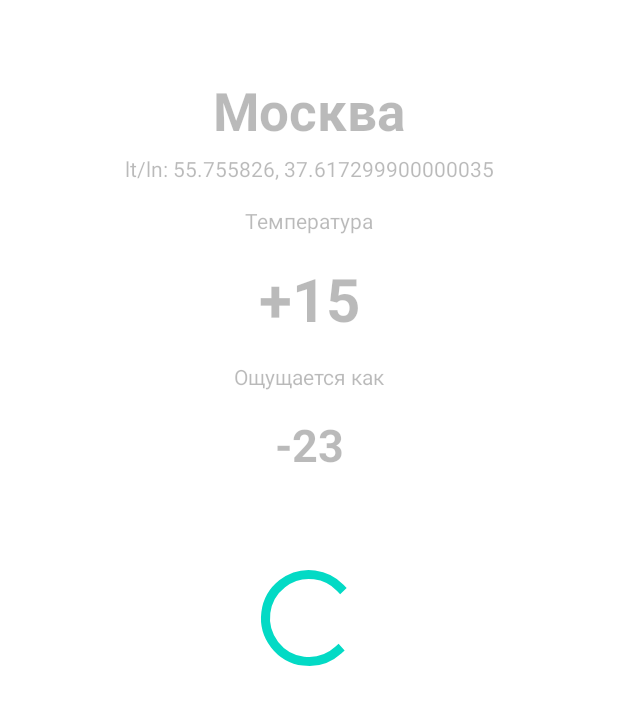
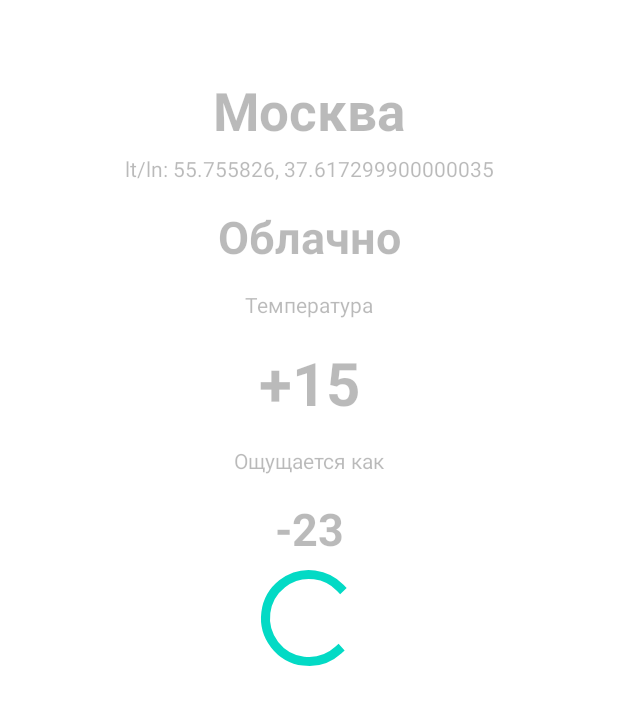
Before and after one commit to Evgeniy16312/MyWeatherApp, an Android app: the layout fragment_details.xml on its own in the app's theme, with its tools: preview values and no code run, on a phone screen of 412 x 824 dp. Shown: the top 705 px of the screen. Run offline under Robolectric (Android 15) with nearby library versions, the phone set to English and light mode, and no system bars.

Commit message:
MyWeatherLesson5(internet-HTTPS) in process

```diff
--- a/app/src/main/AndroidManifest.xml
+++ b/app/src/main/AndroidManifest.xml
@@ -1,6 +1,8 @@
 <?xml version="1.0" encoding="utf-8"?>
 <manifest xmlns:android="http://schemas.android.com/apk/res/android"
     package="com.example.myweatherapp">
+
+    <uses-permission android:name="android.permission.INTERNET" />
 
     <application
         android:allowBackup="true"
--- a/app/src/main/java/view/main/MainActivity.kt
+++ b/app/src/main/java/view/main/MainActivity.kt
@@ -11,15 +11,13 @@ class MainActivity : AppCompatActivity() {
 
     override fun onCreate(savedInstanceState: Bundle?) {
         super.onCreate(savedInstanceState)
-
         binding = MainActivityBinding.inflate(layoutInflater)
         setContentView(binding.root)
 
-        setContentView(R.layout.main_activity)
         if (savedInstanceState == null) {
             supportFragmentManager.beginTransaction()
                 .replace(R.id.container, MainFragment.newInstance())
-                .commitNow()
+                .commitAllowingStateLoss()
         }
     }
 }
--- a/app/src/main/res/layout/fragment_details.xml
+++ b/app/src/main/res/layout/fragment_details.xml
@@ -1,5 +1,4 @@
 <?xml version="1.0" encoding="utf-8"?>
-
 <FrameLayout xmlns:android="http://schemas.android.com/apk/res/android"
     xmlns:app="http://schemas.android.com/apk/res-auto"
     xmlns:tools="http://schemas.android.com/tools"
@@ -17,7 +16,7 @@
             android:layout_width="wrap_content"
             android:layout_height="wrap_content"
             android:layout_marginTop="@dimen/city_name_margin_top"
-            android:textSize="35sp"
+            android:textSize="@dimen/city_name_text_size"
             android:textStyle="bold"
             app:layout_constraintEnd_toEndOf="parent"
             app:layout_constraintStart_toStartOf="parent"
@@ -28,11 +27,23 @@
             android:id="@+id/cityCoordinates"
             android:layout_width="wrap_content"
             android:layout_height="wrap_content"
-            android:layout_marginTop="5dp"
+            android:layout_marginTop="@dimen/margin_5_dp"
             app:layout_constraintEnd_toEndOf="parent"
             app:layout_constraintStart_toStartOf="parent"
             app:layout_constraintTop_toBottomOf="@+id/cityName"
             tools:text="lt/ln: 55.755826, 37.617299900000035" />
+
+        <TextView
+            android:id="@+id/weatherCondition"
+            android:layout_width="wrap_content"
+            android:layout_height="wrap_content"
+            android:layout_marginTop="@dimen/margin_15_dp"
+            android:textSize="@dimen/feels_like_text_size"
+            android:textStyle="bold"
+            app:layout_constraintEnd_toEndOf="parent"
+            app:layout_constraintStart_toStartOf="parent"
+            app:layout_constraintTop_toBottomOf="@+id/cityCoordinates"
+            tools:text="Облачно" />
 
         <TextView
             android:id="@+id/temperatureLabel"
@@ -42,7 +53,7 @@
             android:text="@string/temperature_label"
             app:layout_constraintEnd_toEndOf="parent"
             app:layout_constraintStart_toStartOf="parent"
-            app:layout_constraintTop_toBottomOf="@+id/cityCoordinates" />
+            app:layout_constraintTop_toBottomOf="@+id/weatherCondition" />
 
         <TextView
             android:id="@+id/temperatureValue"
@@ -77,6 +88,7 @@
             app:layout_constraintStart_toStartOf="parent"
             app:layout_constraintTop_toBottomOf="@+id/feelsLikeLabel"
             tools:text="-23" />
+    </androidx.constraintlayout.widget.ConstraintLayout>
 
     <FrameLayout
         android:id="@+id/loadingLayout"
@@ -84,8 +96,6 @@
         android:layout_height="match_parent"
         android:background="@color/loadingBackground"
         android:visibility="gone"
-            tools:layout_editor_absoluteX="-1dp"
-            tools:layout_editor_absoluteY="0dp"
         tools:visibility="visible">
 
         <ProgressBar
@@ -94,6 +104,4 @@
             android:layout_height="wrap_content"
             android:layout_gravity="center" />
     </FrameLayout>
-    </androidx.constraintlayout.widget.ConstraintLayout>
-
 </FrameLayout>
--- a/app/src/main/res/values/dimens.xml
+++ b/app/src/main/res/values/dimens.xml
@@ -10,4 +10,6 @@
     <dimen name="recycler_item_text_size">25sp</dimen>
     <dimen name="recycler_item_line_height">1dp</dimen>
     <dimen name="recycler_item_line_margin_end">20dp</dimen>
+    <dimen name="city_name_text_size">35sp</dimen>
+    <dimen name="margin_5_dp">5dp</dimen>
 </resources>
```
Also changed, not shown: app/build.gradle (+10 -2 lines), app/src/main/java/model/RepositoryImpl.kt (+2 -6 lines), app/src/main/java/model/WeatherDTO.kt (added, +11 -0 lines), app/src/main/java/model/WeatherLoader.kt (added, +72 -0 lines), app/src/main/java/view/details/DetailsFragment.kt (+79 -11 lines), 3 other files. Lines whose indentation alone changed are shown as unchanged.
